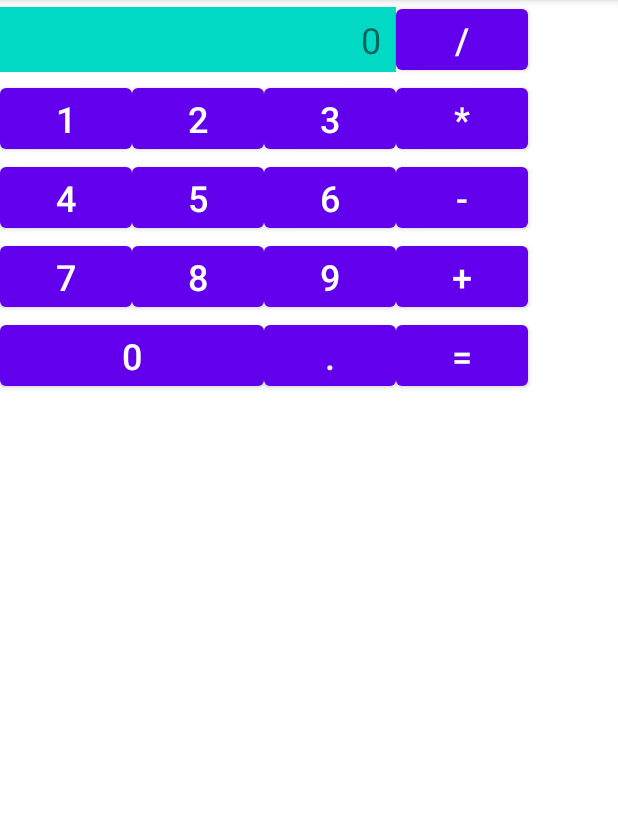
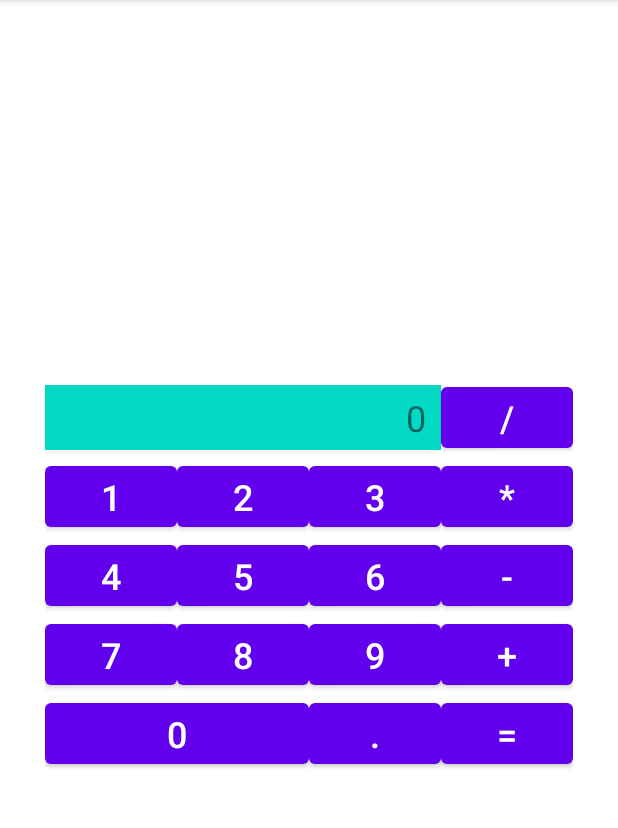
Before and after one commit to Gravitana/GB-2-02h-calculator, an Android app: the screen it shows after launch (MainActivity), on a phone screen of 412 x 824 dp, the part 84-912 px from its top. Run offline under Robolectric (Android 15) with nearby library versions, the phone set to English and light mode, and no system bars.

Commit message:
move to center

```diff
--- a/app/src/main/res/layout/activity_main.xml
+++ b/app/src/main/res/layout/activity_main.xml
@@ -1,9 +1,15 @@
 <?xml version="1.0" encoding="utf-8"?>
-<GridLayout xmlns:android="http://schemas.android.com/apk/res/android"
+<FrameLayout xmlns:android="http://schemas.android.com/apk/res/android"
+    xmlns:tools="http://schemas.android.com/tools"
     android:layout_width="match_parent"
-    android:layout_height="match_parent"
+    android:layout_height="match_parent">
+
+    <GridLayout
+        android:layout_width="wrap_content"
+        android:layout_height="wrap_content"
         android:layout_gravity="center"
-    android:columnCount="4">
+        android:columnCount="4"
+        tools:ignore="UselessParent">
 
         <TextView
             android:id="@+id/text_result"
@@ -13,10 +19,10 @@
             android:layout_gravity="fill_horizontal"
             android:background="@color/teal_200"
             android:gravity="end"
+            android:paddingHorizontal="@dimen/result_padding_h"
             android:paddingVertical="@dimen/result_padding_v"
-        android:paddingHorizontal="@dimen/result_padding_h"
-        android:textSize="@dimen/button_digit"
-        android:text="@string/default_result_text" />
+            android:text="@string/default_result_text"
+            android:textSize="@dimen/button_digit" />
 
         <Button
             android:id="@+id/btn_division"
@@ -133,3 +139,4 @@
             android:textSize="@dimen/button_digit" />
 
     </GridLayout>
+</FrameLayout>
```
Lines whose indentation alone changed are shown as unchanged.
